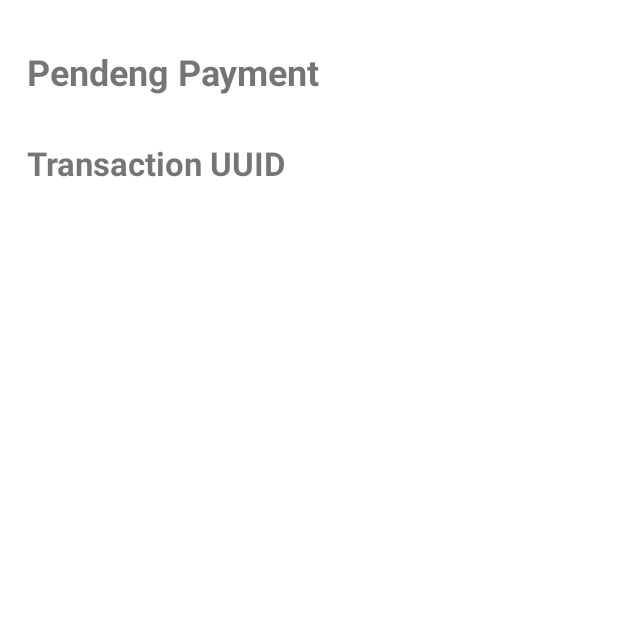
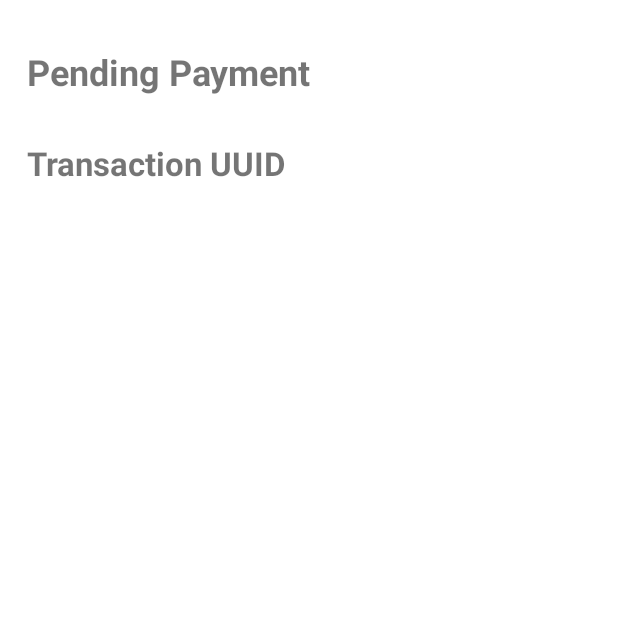
Before and after one commit to xpayeg/Android-kotlin-sdk-example, an Android app: the PayActivity screen opened directly, with no data from a screen before it, on a phone screen of 412 x 824 dp, the top half of it. Run offline under Robolectric (Android 15) with nearby library versions, the phone set to English and light mode, and no system bars; Roboto replaces fonts that are not available here.

Commit message:
update payactivity

```diff
--- a/app/src/main/res/layout/activity_pay.xml
+++ b/app/src/main/res/layout/activity_pay.xml
@@ -34,7 +34,7 @@
         android:textSize="22sp"
         android:textStyle="bold"
         app:layout_constraintStart_toStartOf="parent"
-        app:layout_constraintTop_toBottomOf="@+id/txt_status" />
+        app:layout_constraintTop_toBottomOf="@+id/txtStatus" />
 
     <TextView
         android:id="@+id/txtUid"
@@ -64,11 +64,11 @@
         app:layout_constraintTop_toBottomOf="@+id/txtUid" />
 
     <TextView
-        android:id="@+id/txt_status"
+        android:id="@+id/txtStatus"
         android:layout_width="wrap_content"
         android:layout_height="wrap_content"
         android:layout_marginTop="31dp"
-        android:text="Pendeng Payment"
+        android:text="Pending Payment"
         android:textSize="24sp"
         android:textStyle="bold"
         app:layout_constraintStart_toStartOf="@+id/textView3"
```
Also changed, not shown: app/src/main/java/com/xpay/kotlin/PayActivity.kt (+5 -26 lines).
